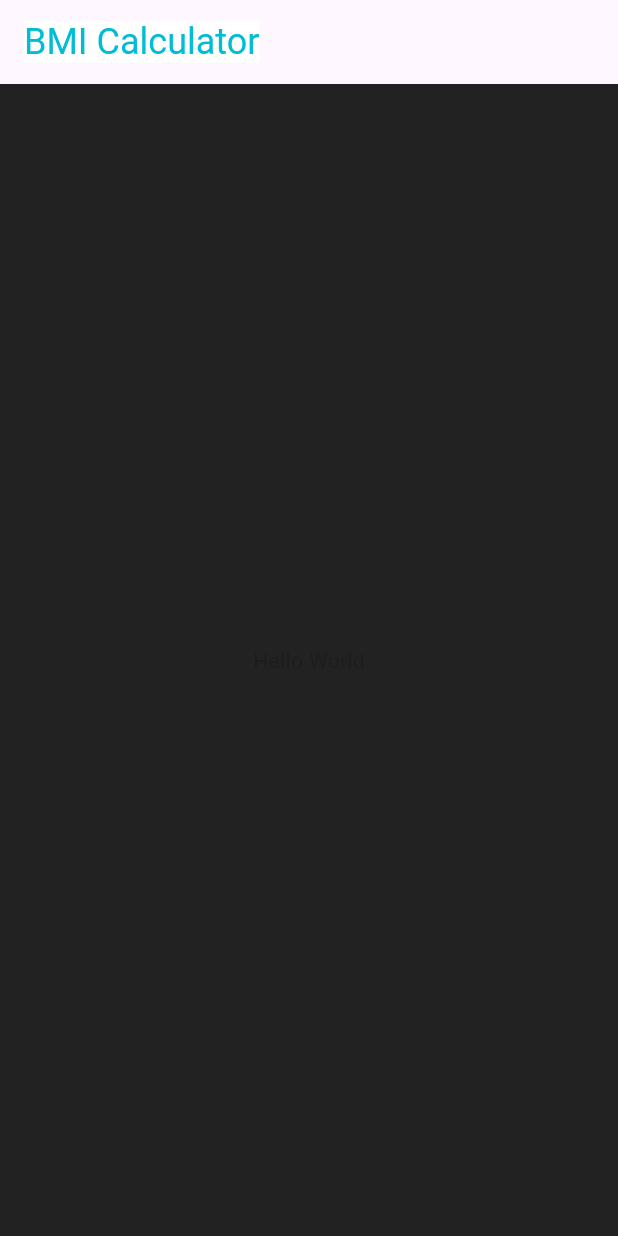
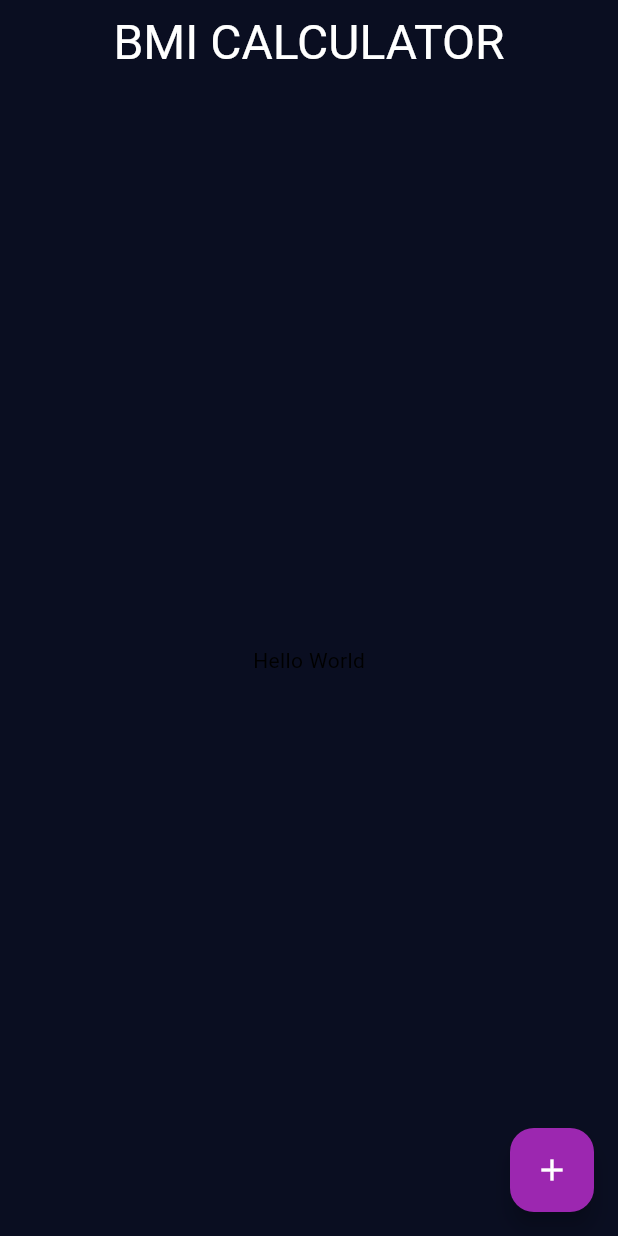
Before and after one commit to utpalvir/AndroidAppDevelopMent, a Flutter app: the screen it shows after launch, on a phone screen of 412 x 824 dp. Run offline on Flutter 3.47's test engine with Material 3 defaults, Android fonts, the phone set to English and light mode, and no system bars.

Commit message:
playing With themes

```diff
--- a/lib/main.dart
+++ b/lib/main.dart
@@ -8,7 +8,22 @@ class BMIApp extends StatelessWidget {
   @override
   Widget build(BuildContext context) {
     return MaterialApp(
+      theme: ThemeData(
+        primaryColor: Color(0xFF0A0E21),
+        scaffoldBackgroundColor: Color(0xFF0A0E21),
+        colorScheme: ColorScheme.fromSwatch(primarySwatch: Colors.purple),
+        appBarTheme: AppBarTheme(
+          backgroundColor: Color(0xFF0A0E21),
+          foregroundColor: Colors.white, // Custom elevation
+        ),
+        textTheme: TextTheme(
+          headlineLarge: TextStyle(color: Colors.white),
+        ),
+      ),
       home: InputPage(),
+      // theme: ThemeData(
+      //   colorScheme: ColorScheme.fromSwatch(primarySwatch: Colors.purple),
+      // ),
     );
   }
 }
@@ -23,17 +38,20 @@ class _InputPageState extends State<InputPage> {
   Widget build(BuildContext context) {
     return Scaffold(
       appBar: AppBar(
-        title: Text('BMI Calculator'),
-        titleTextStyle: TextStyle(
-          color: Colors.cyan,
-          fontSize: 24,
-          backgroundColor: Colors.white,
+        centerTitle: true,
+        title: Text(
+          'BMI CALCULATOR',
+          style: Theme.of(context).textTheme.headlineLarge,
+          // Ensures the title is centered
         ),
       ),
       body: Center(
         child: Text('Hello World'),
       ),
-      backgroundColor: Colors.black87,
+      floatingActionButton: FloatingActionButton(
+        onPressed: () {},
+        child: Icon(Icons.add),
+      ),
     );
   }
 }
```
